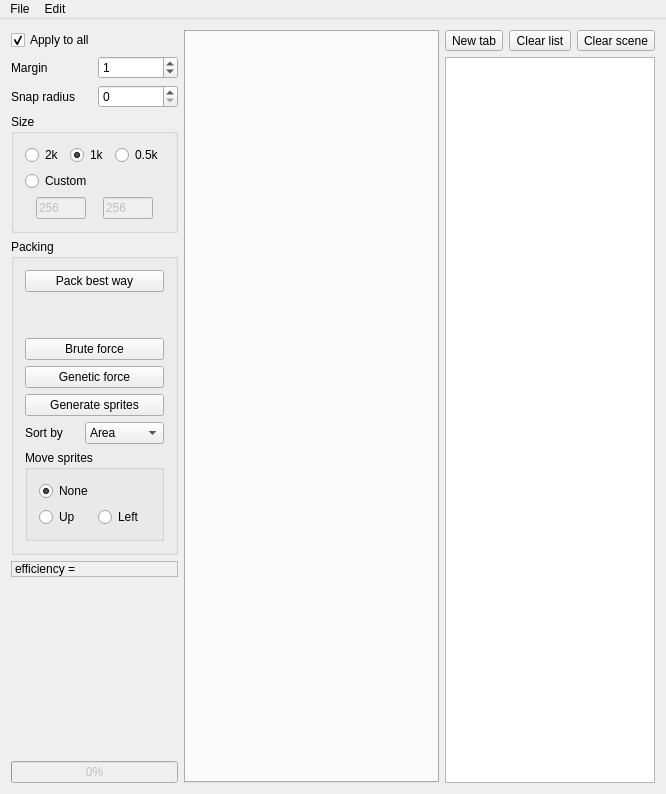
Before: the Qt Designer form mainwindow.ui in 7ururu/AtlasCreator, drawn with Qt 5.
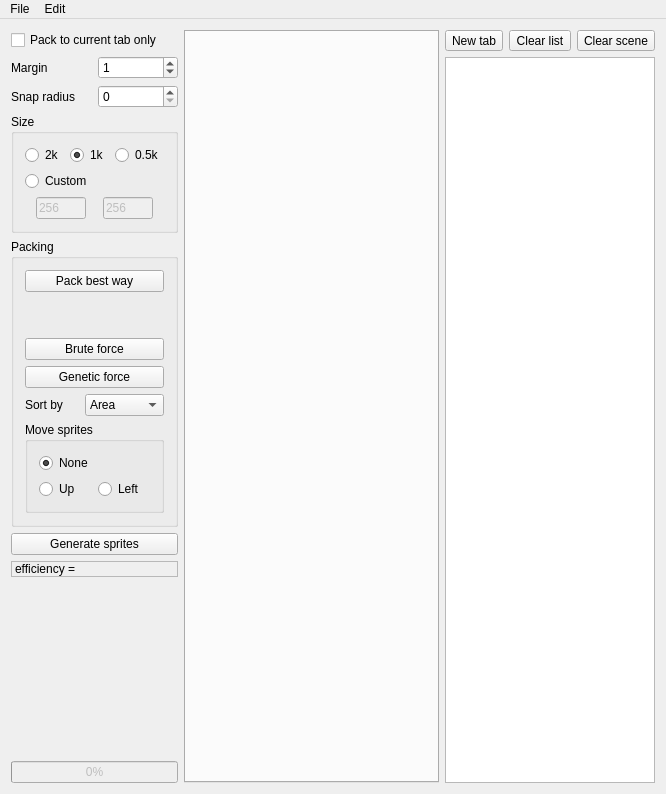
After: the same form once the commit is applied. Custom widgets are drawn as their Qt base class.

```diff
--- a/mainwindow.ui
+++ b/mainwindow.ui
@@ -182,13 +182,6 @@
            </property>
           </widget>
          </item>
-         <item>
-          <widget class="QPushButton" name="pushButtonGenerateSprites">
-           <property name="text">
-            <string>Generate sprites</string>
-           </property>
-          </widget>
-         </item>
          <item>
           <layout class="QHBoxLayout" name="horizontalLayout_8">
            <item>
@@ -264,7 +257,7 @@
         </layout>
        </widget>
       </item>
-      <item row="8" column="0" colspan="2">
+      <item row="9" column="0" colspan="2">
        <widget class="QProgressBar" name="progressBarPackingProgress">
         <property name="enabled">
          <bool>false</bool>
@@ -295,7 +288,7 @@
         </property>
        </widget>
       </item>
-      <item row="6" column="0" colspan="2">
+      <item row="7" column="0" colspan="2">
        <spacer name="verticalSpacer">
         <property name="orientation">
          <enum>Qt::Vertical</enum>
@@ -311,7 +304,7 @@
         </property>
        </spacer>
       </item>
-      <item row="5" column="0" colspan="2">
+      <item row="6" column="0" colspan="2">
        <widget class="QLabel" name="labelEfficiency">
         <property name="frameShape">
          <enum>QFrame::StyledPanel</enum>
@@ -328,22 +321,29 @@
        </widget>
       </item>
       <item row="0" column="0" colspan="2">
-       <widget class="QCheckBox" name="checkBoxApplyToAll">
+       <widget class="QCheckBox" name="checkBoxPackToCurrTab">
         <property name="text">
-         <string>Apply to all</string>
+         <string>Pack to current tab only</string>
         </property>
         <property name="checked">
-         <bool>true</bool>
+         <bool>false</bool>
         </property>
        </widget>
       </item>
-      <item row="7" column="0" colspan="2">
+      <item row="8" column="0" colspan="2">
        <widget class="QLabel" name="labelMiniMap">
         <property name="text">
          <string/>
         </property>
        </widget>
       </item>
+      <item row="5" column="0" colspan="2">
+       <widget class="QPushButton" name="pushButtonGenerateSprites">
+        <property name="text">
+         <string>Generate sprites</string>
+        </property>
+       </widget>
+      </item>
      </layout>
     </item>
     <item>
@@ -454,6 +454,7 @@
     <addaction name="actionAddSprites"/>
     <addaction name="actionAddFolder"/>
     <addaction name="actionSaveAtlas"/>
+    <addaction name="actionSaveData"/>
    </widget>
    <widget class="QMenu" name="menuEdit">
     <property name="title">
@@ -532,6 +533,14 @@
     <string>Ctrl+F</string>
    </property>
   </action>
+  <action name="actionSaveData">
+   <property name="text">
+    <string>Save data</string>
+   </property>
+   <property name="shortcut">
+    <string>Ctrl+Shift+S</string>
+   </property>
+  </action>
  </widget>
  <layoutdefault spacing="6" margin="11"/>
  <customwidgets>
```
